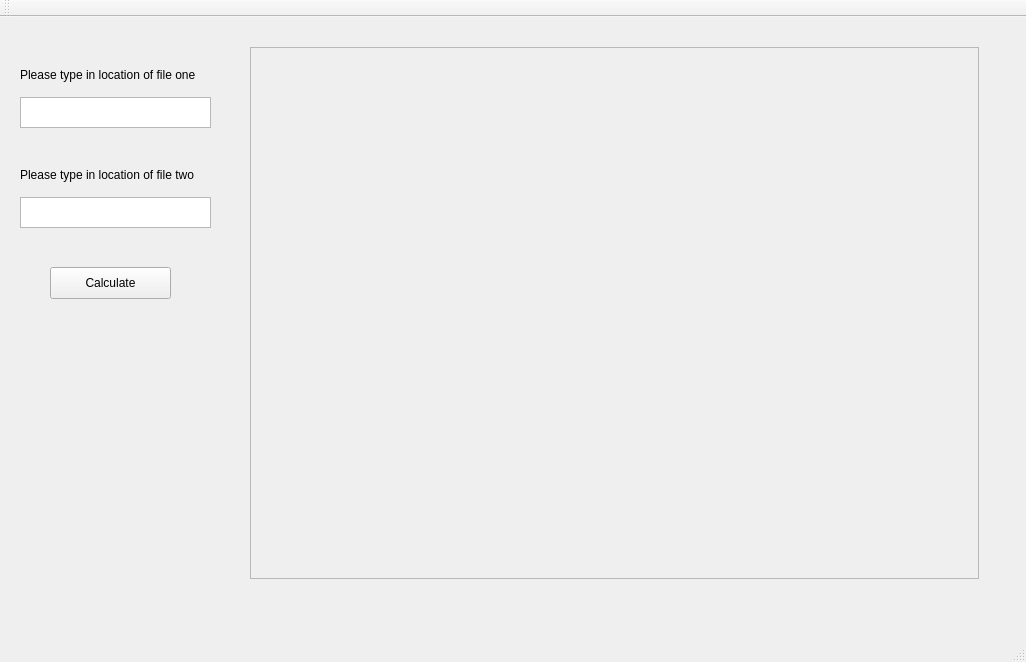
Qt form GUITrialOne/mainwindow.ui (cheripai/FretAnalyzer) before a commit.
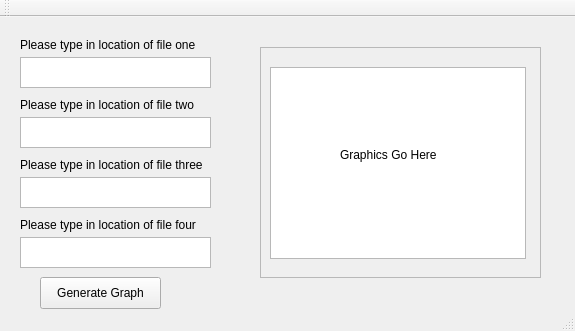
The same form after that commit.

```diff
--- a/GUITrialOne/mainwindow.ui
+++ b/GUITrialOne/mainwindow.ui
@@ -6,8 +6,8 @@
    <rect>
     <x>0</x>
     <y>0</y>
-    <width>1026</width>
-    <height>662</height>
+    <width>575</width>
+    <height>331</height>
    </rect>
   </property>
   <property name="windowTitle">
@@ -18,7 +18,7 @@
     <property name="geometry">
      <rect>
       <x>20</x>
-      <y>80</y>
+      <y>40</y>
       <width>191</width>
       <height>31</height>
      </rect>
@@ -28,7 +28,7 @@
     <property name="geometry">
      <rect>
       <x>20</x>
-      <y>180</y>
+      <y>100</y>
       <width>191</width>
       <height>31</height>
      </rect>
@@ -38,7 +38,7 @@
     <property name="geometry">
      <rect>
       <x>20</x>
-      <y>50</y>
+      <y>20</y>
       <width>211</width>
       <height>16</height>
      </rect>
@@ -51,7 +51,7 @@
     <property name="geometry">
      <rect>
       <x>20</x>
-      <y>150</y>
+      <y>80</y>
       <width>211</width>
       <height>16</height>
      </rect>
@@ -60,39 +60,102 @@
      <string>Please type in location of file two </string>
     </property>
    </widget>
-   <widget class="QPushButton" name="calculateButton">
+   <widget class="QGraphicsView" name="graphicsView">
     <property name="geometry">
      <rect>
-      <x>50</x>
-      <y>250</y>
-      <width>121</width>
-      <height>32</height>
+      <x>270</x>
+      <y>50</y>
+      <width>256</width>
+      <height>192</height>
      </rect>
     </property>
-    <property name="text">
-     <string>Calculate</string>
-    </property>
    </widget>
-   <widget class="QLabel" name="plotFrame">
+   <widget class="QFrame" name="frame">
     <property name="geometry">
      <rect>
-      <x>250</x>
+      <x>260</x>
       <y>30</y>
-      <width>729</width>
-      <height>532</height>
+      <width>281</width>
+      <height>231</height>
      </rect>
     </property>
-    <property name="minimumSize">
-     <size>
-      <width>729</width>
-      <height>532</height>
-     </size>
-    </property>
     <property name="frameShape">
      <enum>QFrame::StyledPanel</enum>
     </property>
+    <property name="frameShadow">
+     <enum>QFrame::Raised</enum>
+    </property>
+    <widget class="QLabel" name="label_6">
+     <property name="geometry">
+      <rect>
+       <x>80</x>
+       <y>100</y>
+       <width>121</width>
+       <height>16</height>
+      </rect>
+     </property>
+     <property name="text">
+      <string>Graphics Go Here</string>
+     </property>
+    </widget>
+   </widget>
+   <widget class="QPushButton" name="pushButton">
+    <property name="geometry">
+     <rect>
+      <x>40</x>
+      <y>260</y>
+      <width>121</width>
+      <height>32</height>
+     </rect>
+    </property>
     <property name="text">
-     <string/>
+     <string>Generate Graph</string>
+    </property>
+   </widget>
+   <widget class="QLabel" name="label_3">
+    <property name="geometry">
+     <rect>
+      <x>20</x>
+      <y>140</y>
+      <width>211</width>
+      <height>16</height>
+     </rect>
+    </property>
+    <property name="text">
+     <string>Please type in location of file three </string>
+    </property>
+   </widget>
+   <widget class="QLabel" name="label_4">
+    <property name="geometry">
+     <rect>
+      <x>20</x>
+      <y>200</y>
+      <width>211</width>
+      <height>16</height>
+     </rect>
+    </property>
+    <property name="text">
+     <string>Please type in location of file four</string>
+    </property>
+   </widget>
+   <widget class="QTextEdit" name="textEdit_3">
+    <property name="geometry">
+     <rect>
+      <x>20</x>
+      <y>160</y>
+      <width>191</width>
+      <height>31</height>
+     </rect>
+    </property>
+   </widget>
+   <widget class="QTextEdit" name="textEdit_4">
+    <property name="geometry">
+     <rect>
+      <x>20</x>
+      <y>220</y>
+      <width>191</width>
+      <height>31</height>
+     </rect>
     </property>
    </widget>
   </widget>
```
